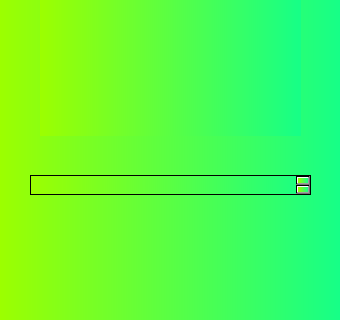
Above: style_player.ui from NicholasEisemann/Player before the change; both pictures show x 0 to 340 and y 145 to 465 of the 340 by 465 pixel window. Below: the same form after it.
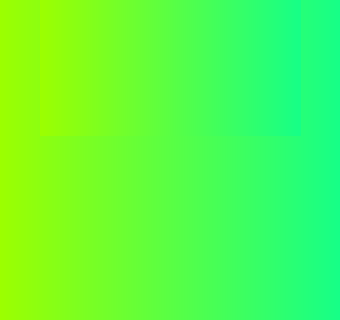
That is the form after the change. Icons and pictures are not drawn.

```diff
--- a/style_player.ui
+++ b/style_player.ui
@@ -57,7 +57,7 @@
     <property name="geometry">
      <rect>
       <x>50</x>
-      <y>370</y>
+      <y>360</y>
       <width>51</width>
       <height>41</height>
      </rect>
@@ -77,7 +77,7 @@
      </size>
     </property>
     <property name="autoDefault">
-     <bool>true</bool>
+     <bool>false</bool>
     </property>
     <property name="flat">
      <bool>true</bool>
@@ -87,7 +87,7 @@
     <property name="geometry">
      <rect>
       <x>240</x>
-      <y>370</y>
+      <y>360</y>
       <width>51</width>
       <height>41</height>
      </rect>
@@ -107,7 +107,7 @@
      </size>
     </property>
     <property name="autoDefault">
-     <bool>true</bool>
+     <bool>false</bool>
     </property>
     <property name="flat">
      <bool>true</bool>
@@ -117,7 +117,7 @@
     <property name="geometry">
      <rect>
       <x>170</x>
-      <y>370</y>
+      <y>360</y>
       <width>51</width>
       <height>41</height>
      </rect>
@@ -147,7 +147,7 @@
     <property name="geometry">
      <rect>
       <x>110</x>
-      <y>370</y>
+      <y>360</y>
       <width>51</width>
       <height>41</height>
      </rect>
@@ -188,7 +188,7 @@
      <number>0</number>
     </property>
     <property name="autoDefault">
-     <bool>true</bool>
+     <bool>false</bool>
     </property>
     <property name="default">
      <bool>false</bool>
@@ -197,16 +197,6 @@
      <bool>true</bool>
     </property>
    </widget>
-   <widget class="QTextBrowser" name="textBrowser">
-    <property name="geometry">
-     <rect>
-      <x>30</x>
-      <y>320</y>
-      <width>281</width>
-      <height>20</height>
-     </rect>
-    </property>
-   </widget>
    <widget class="QLabel" name="label">
     <property name="geometry">
      <rect>
```
